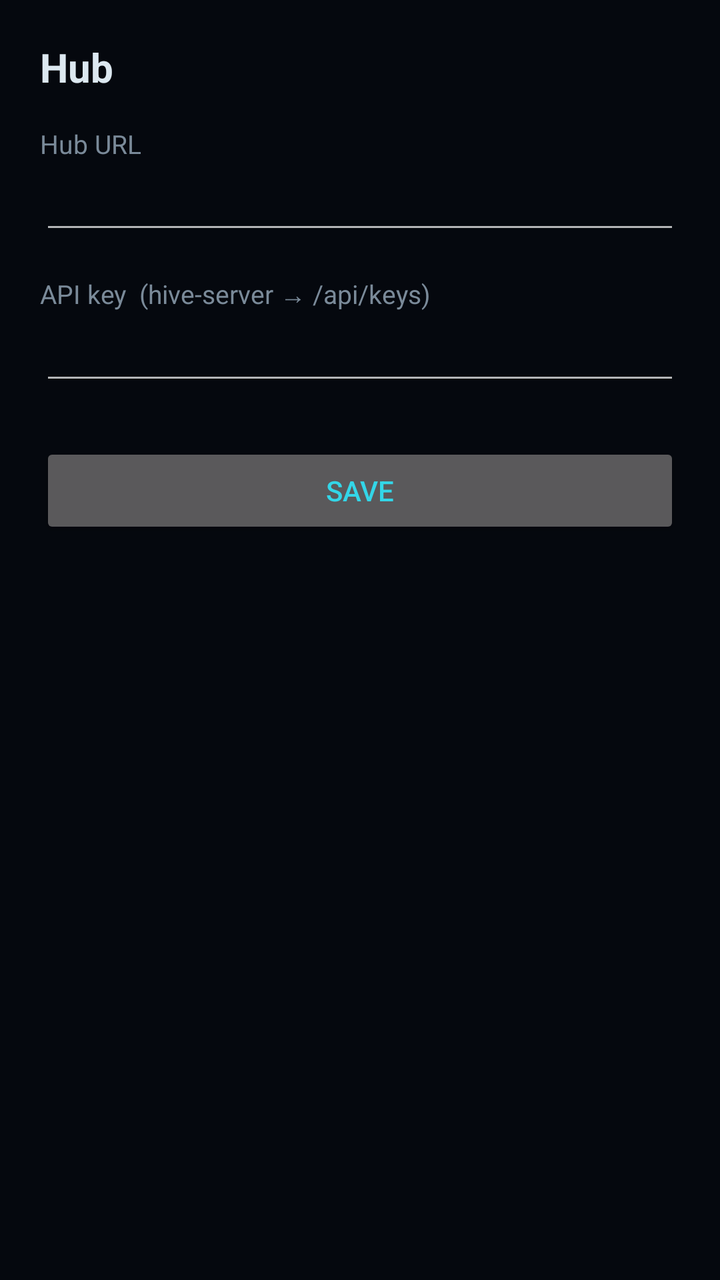
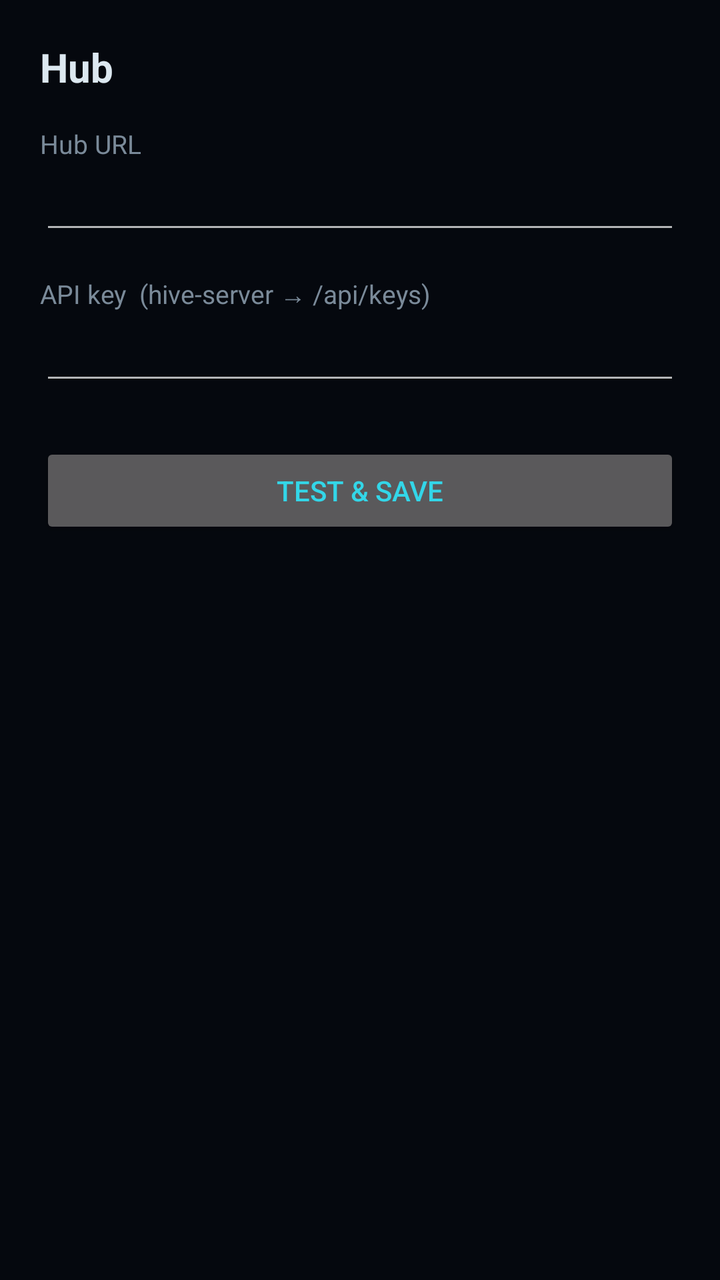

Compare the two renders of this Android layout. The source of the first and the diff that turns it into the second are given below.
<!-- AndroidManifest.xml: application theme Theme.HiveVoice -->
<!-- res/layout/activity_settings.xml -->
<?xml version="1.0" encoding="utf-8"?>
<LinearLayout xmlns:android="http://schemas.android.com/apk/res/android"
    android:orientation="vertical"
    android:layout_width="match_parent"
    android:layout_height="match_parent"
    android:padding="20dp">

    <TextView
        android:layout_width="match_parent"
        android:layout_height="wrap_content"
        android:text="Hub"
        android:textColor="@color/text"
        android:textSize="20sp"
        android:textStyle="bold"
        android:paddingBottom="16dp" />

    <TextView
        android:layout_width="match_parent"
        android:layout_height="wrap_content"
        android:text="Hub URL"
        android:textColor="@color/dim"
        android:textSize="13sp" />

    <EditText
        android:id="@+id/urlEdit"
        android:layout_width="match_parent"
        android:layout_height="wrap_content"
        android:inputType="textUri"
        android:textColor="@color/text"
        android:autofillHints="url" />

    <TextView
        android:layout_width="match_parent"
        android:layout_height="wrap_content"
        android:layout_marginTop="16dp"
        android:text="API key  (hive-server → /api/keys)"
        android:textColor="@color/dim"
        android:textSize="13sp" />

    <EditText
        android:id="@+id/keyEdit"
        android:layout_width="match_parent"
        android:layout_height="wrap_content"
        android:inputType="textVisiblePassword"
        android:textColor="@color/text"
        android:autofillHints="password" />

    <Button
        android:id="@+id/saveButton"
        android:layout_width="match_parent"
        android:layout_height="wrap_content"
        android:layout_marginTop="24dp"
        android:text="Save"
        android:textColor="@color/cyan" />
</LinearLayout>
<!-- resources referenced by this layout -->
<resources>
  <color name="cyan">#33D6E8</color>
  <color name="dim">#7A8A99</color>
  <color name="text">#DCE8F0</color>
  <style name="Theme.HiveVoice" parent="android:Theme.Material.NoActionBar">
          <item name="android:windowBackground">@color/bg</item>
          <item name="android:colorAccent">@color/cyan</item>
          <item name="android:statusBarColor">@color/bg</item>
          <item name="android:navigationBarColor">@color/bg</item>
      </style>
  <color name="bg">#05080E</color>
</resources>

<!-- the commit's change to res/layout/activity_settings.xml (unified diff, before → after) -->
@@ -50,6 +50,14 @@
         android:layout_width="match_parent"
         android:layout_height="wrap_content"
         android:layout_marginTop="24dp"
-        android:text="Save"
+        android:text="Test &amp; Save"
         android:textColor="@color/cyan" />
+
+    <TextView
+        android:id="@+id/statusText"
+        android:layout_width="match_parent"
+        android:layout_height="wrap_content"
+        android:layout_marginTop="12dp"
+        android:textColor="@color/dim"
+        android:textSize="13sp" />
 </LinearLayout>
